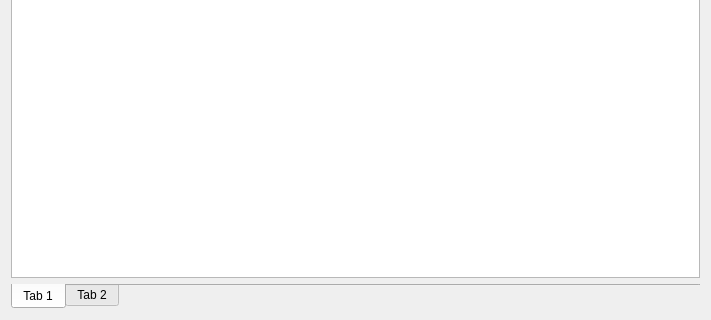
The window that DeepSkyStacker/ui/StackingDlg.ui (deepskystacker/DSS) describes before a commit, drawn with Qt 5; both pictures show x 0 to 711 and y 550 to 870 of the 711 by 870 pixel window.
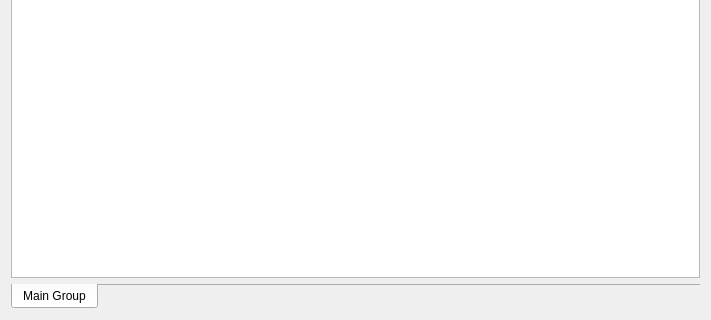
The same window after the commit. Icons and pictures are not drawn. Custom widgets are drawn as their Qt base class.

Commit message: Remove 2nd tab from QTabWidget

Diff of the .ui file:
```diff
--- a/DeepSkyStacker/ui/StackingDlg.ui
+++ b/DeepSkyStacker/ui/StackingDlg.ui
@@ -203,12 +203,7 @@
          </property>
          <widget class="QWidget" name="tab">
           <attribute name="title">
-           <string>Tab 1</string>
-          </attribute>
-         </widget>
-         <widget class="QWidget" name="tab_2">
-          <attribute name="title">
-           <string>Tab 2</string>
+           <string>Main Group</string>
           </attribute>
          </widget>
         </widget>
```
